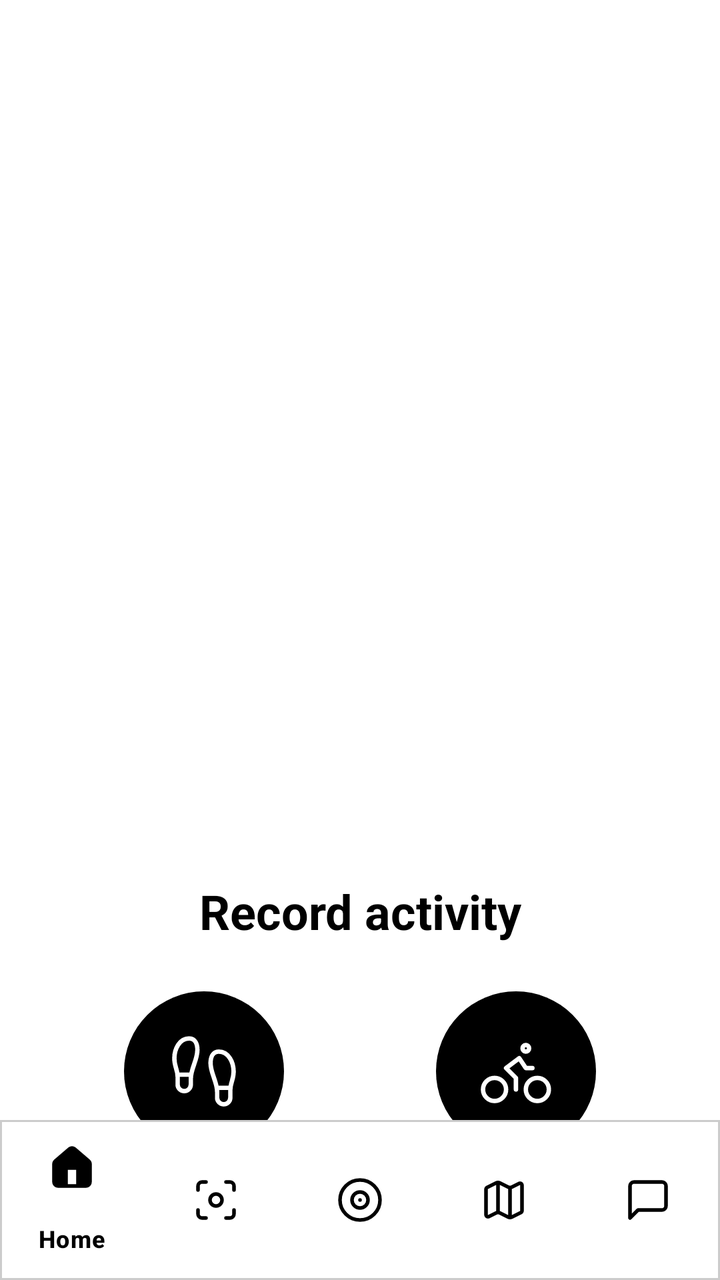
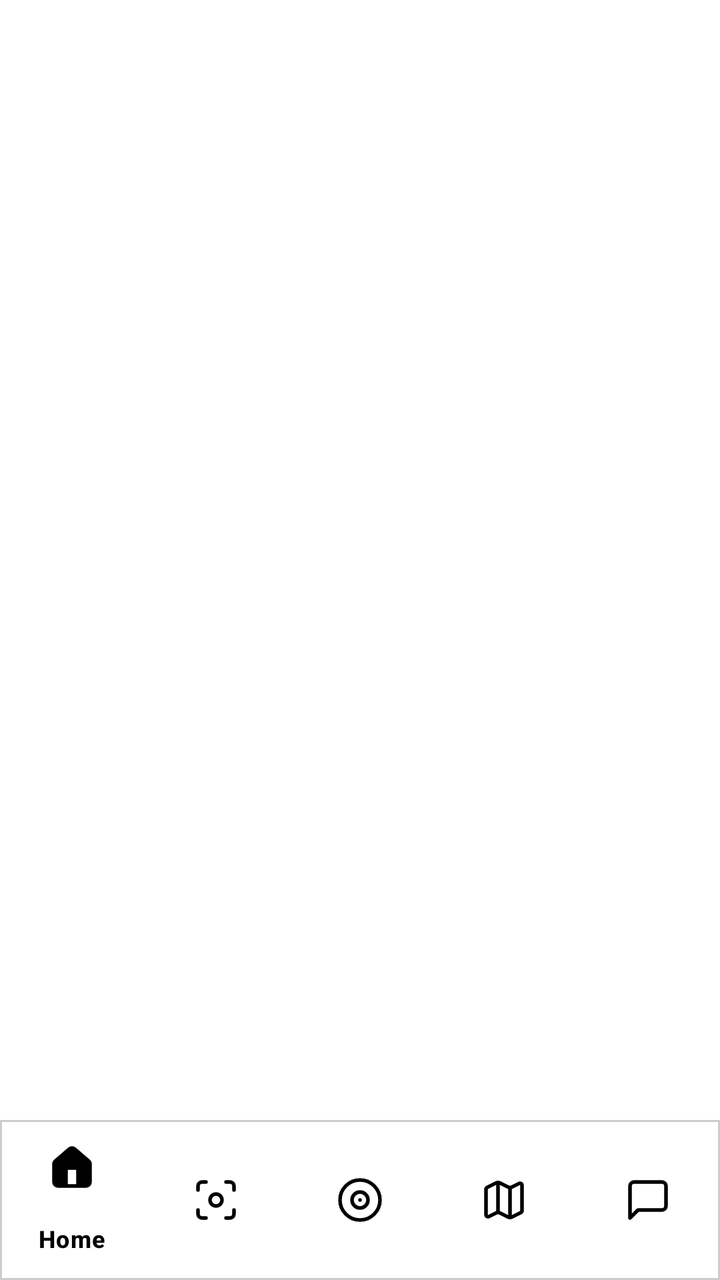

Before-and-after screenshots of an Android layout around one commit, followed by the original layout XML and the change that was made.
<!-- AndroidManifest.xml: application theme Theme.Walkfie -->
<!-- res/layout/activity_home.xml -->
<?xml version="1.0" encoding="utf-8"?>
<androidx.coordinatorlayout.widget.CoordinatorLayout
    xmlns:android="http://schemas.android.com/apk/res/android"
    xmlns:app="http://schemas.android.com/apk/res-auto"
    android:layout_width="match_parent"
    android:layout_height="match_parent">

    <FrameLayout
        android:id="@+id/fragment_container"
        android:layout_width="match_parent"
        android:layout_height="match_parent"
        android:background="@android:color/white"
        android:layout_marginBottom="?attr/actionBarSize"/>

    <com.google.android.material.bottomnavigation.BottomNavigationView
        android:id="@+id/bottomNavigation"
        android:layout_width="match_parent"
        android:layout_height="wrap_content"
        android:layout_gravity="bottom"
        android:background="@drawable/bottom_nav_outline"
        android:elevation="4dp"
        app:itemIconTint="@color/bottom_nav_icon_color"
        app:itemTextColor="@color/bottom_nav_icon_color"
        app:itemRippleColor="@android:color/transparent"
        app:itemBackground="@null"
        app:menu="@menu/bottom_nav_menu"
        app:itemActiveIndicatorStyle="@style/Widget.Design.BottomNavigationView" />

    <include
        android:id="@+id/bottom_sheet"
        layout="@layout/dialog_activity_chooser" />
</androidx.coordinatorlayout.widget.CoordinatorLayout>
<!-- res/layout/dialog_activity_chooser.xml (included above) -->
<?xml version="1.0" encoding="utf-8"?>
<LinearLayout xmlns:android="http://schemas.android.com/apk/res/android"
    xmlns:app="http://schemas.android.com/apk/res-auto"
    android:id="@+id/bottom_sheet"
    android:layout_width="match_parent"
    android:layout_height="wrap_content"
    android:orientation="vertical"
    android:padding="24dp"
    android:background="@drawable/bottom_sheet_background"
    app:behavior_hideable="false"
    app:behavior_peekHeight="auto"
    app:layout_behavior="com.google.android.material.bottomsheet.BottomSheetBehavior">

    <TextView
        android:id="@+id/tvDialogTitle"
        android:layout_width="match_parent"
        android:layout_height="wrap_content"
        android:layout_marginBottom="24dp"
        android:text="Record activity"
        android:textAlignment="center"
        android:textColor="@android:color/black"
        android:textSize="24sp"
        android:textStyle="bold" />

    <LinearLayout
        android:layout_width="match_parent"
        android:layout_height="wrap_content"
        android:gravity="center"
        android:orientation="horizontal">

        <LinearLayout
            android:layout_width="0dp"
            android:layout_height="wrap_content"
            android:layout_weight="1"
            android:gravity="center"
            android:orientation="vertical">

            <ImageView
                android:id="@+id/ivIcon1"
                android:layout_width="80dp"
                android:layout_height="80dp"
                android:layout_marginBottom="16dp"
                android:background="@drawable/circle_background_green"
                android:src="@drawable/run"
                android:scaleType="centerInside"/>

            <TextView
                android:layout_width="wrap_content"
                android:layout_height="wrap_content"
                android:text="Run"
                android:textColor="@android:color/black"
                android:textSize="18sp"
                android:textStyle="bold" />
        </LinearLayout>

        <LinearLayout
            android:layout_width="0dp"
            android:layout_height="wrap_content"
            android:layout_weight="1"
            android:gravity="center"
            android:orientation="vertical">

            <ImageView
                android:id="@+id/ivIcon2"
                android:layout_width="80dp"
                android:layout_height="80dp"
                android:layout_marginBottom="16dp"
                android:background="@drawable/circle_background_blue"
                android:src="@drawable/ride"
                android:scaleType="centerInside"/>

            <TextView
                android:layout_width="wrap_content"
                android:layout_height="wrap_content"
                android:text="Ride"
                android:textColor="@android:color/black"
                android:textSize="18sp"
                android:textStyle="bold" />
        </LinearLayout>
    </LinearLayout>

    <androidx.recyclerview.widget.RecyclerView
        android:id="@+id/recyclerViewActivities"
        android:layout_width="match_parent"
        android:layout_height="wrap_content"
        android:layout_marginTop="24dp"
        android:visibility="gone" />
</LinearLayout>
<!-- resources referenced by this layout -->
<resources>
  <!-- drawable bottom_nav_outline (drawable) -->
  <?xml version="1.0" encoding="utf-8"?>
  <layer-list xmlns:android="http://schemas.android.com/apk/res/android">
      <item>
          <shape android:shape="rectangle">
              <solid android:color="@android:color/white" /> 
              <stroke
                  android:width="1dp"
                  android:color="#CCCCCC" /> 
          </shape>
      </item>
  </layer-list>
  <!-- drawable bottom_sheet_background (drawable) -->
  <?xml version="1.0" encoding="utf-8"?>
  <shape xmlns:android="http://schemas.android.com/apk/res/android"
      android:shape="rectangle">
      <solid android:color="@android:color/white" />
      <corners android:topLeftRadius="24dp" android:topRightRadius="24dp" />
  </shape>
  <!-- drawable circle_background_blue (drawable) -->
  <?xml version="1.0" encoding="utf-8"?>
  <shape xmlns:android="http://schemas.android.com/apk/res/android"
      android:shape="oval">
      <solid android:color="@android:color/black" />
  </shape>
  <!-- drawable circle_background_green (drawable) -->
  <?xml version="1.0" encoding="utf-8"?>
  <shape xmlns:android="http://schemas.android.com/apk/res/android"
      android:shape="oval">
      <solid android:color="@android:color/black" />
  </shape>
  <!-- drawable ride (drawable) -->
  <vector xmlns:android="http://schemas.android.com/apk/res/android" android:height="40dp" android:viewportHeight="54" android:viewportWidth="54" android:width="40dp">
        
      <path android:fillColor="#00000000"
          android:pathData="M26.966,39.237V31.46L20.301,24.795L29.188,18.13L33.631,24.795H38.075M49.184,39.237C49.184,43.531 45.702,47.013 41.408,47.013C37.113,47.013 33.631,43.531 33.631,39.237C33.631,34.942 37.113,31.46 41.408,31.46C45.702,31.46 49.184,34.942 49.184,39.237ZM20.301,39.237C20.301,43.531 16.819,47.013 12.525,47.013C8.23,47.013 4.749,43.531 4.749,39.237C4.749,34.942 8.23,31.46 12.525,31.46C16.819,31.46 20.301,34.942 20.301,39.237ZM35.853,11.465C35.853,12.692 34.858,13.686 33.631,13.686C32.404,13.686 31.41,12.692 31.41,11.465C31.41,10.238 32.404,9.243 33.631,9.243C34.858,9.243 35.853,10.238 35.853,11.465Z"
          android:strokeColor="#ffffff"
          android:strokeLineCap="round"
          android:strokeLineJoin="round"
          android:strokeWidth="3"/>
      
  </vector>
  <!-- drawable run (drawable) -->
  <vector xmlns:android="http://schemas.android.com/apk/res/android" android:height="40dp" android:viewportHeight="54" android:viewportWidth="54" android:width="40dp">
        
      <path android:fillColor="#00000000"
          android:pathData="M35.87,38.126H44.757M9.209,29.239H18.096M9.209,35.904V30.616C9.209,25.906 6.921,23.684 6.987,18.13C7.054,12.087 10.298,4.8 16.985,4.8C21.14,4.8 22.54,8.799 22.54,12.576C22.54,19.485 18.096,25.151 18.096,31.861V35.904C18.096,37.083 17.628,38.213 16.795,39.046C15.961,39.879 14.831,40.348 13.653,40.348C12.474,40.348 11.344,39.879 10.51,39.046C9.677,38.213 9.209,37.083 9.209,35.904ZM44.757,44.791V39.503C44.757,34.793 47.046,32.571 46.979,27.017C46.912,20.974 43.668,13.687 36.981,13.687C32.826,13.687 31.427,17.686 31.427,21.463C31.427,28.372 35.87,34.038 35.87,40.748V44.791C35.87,45.97 36.338,47.1 37.172,47.933C38.005,48.766 39.135,49.235 40.314,49.235C41.492,49.235 42.622,48.766 43.456,47.933C44.289,47.1 44.757,45.97 44.757,44.791Z"
          android:strokeColor="#ffffff"
          android:strokeLineCap="round"
          android:strokeLineJoin="round"
          android:strokeWidth="3"/>
      
  </vector>
  <style name="Theme.Walkfie" parent="Base.Theme.Walkfie" />
  <style name="Base.Theme.Walkfie" parent="Theme.Material3.DayNight.NoActionBar">
          
          
      </style>
</resources>

<!-- the commit's change to res/layout/activity_home.xml (unified diff, before → after) -->
@@ -1,17 +1,20 @@
-<?xml version="1.0" encoding="utf-8"?>
 <androidx.coordinatorlayout.widget.CoordinatorLayout
     xmlns:android="http://schemas.android.com/apk/res/android"
     xmlns:app="http://schemas.android.com/apk/res-auto"
     android:layout_width="match_parent"
     android:layout_height="match_parent">
 
+    
     <FrameLayout
         android:id="@+id/fragment_container"
         android:layout_width="match_parent"
         android:layout_height="match_parent"
-        android:background="@android:color/white"
-        android:layout_marginBottom="?attr/actionBarSize"/>
+        android:layout_marginBottom="80dp"
+        android:background="@android:color/white" />
 
+    
+
+    
     <com.google.android.material.bottomnavigation.BottomNavigationView
         android:id="@+id/bottomNavigation"
         android:layout_width="match_parent"
@@ -26,96 +29,4 @@
         app:menu="@menu/bottom_nav_menu"
         app:itemActiveIndicatorStyle="@style/Widget.Design.BottomNavigationView" />
 
-    <include
-        android:id="@+id/bottom_sheet"
-        layout="@layout/dialog_activity_chooser" />
 </androidx.coordinatorlayout.widget.CoordinatorLayout>
-<!-- res/layout/dialog_activity_chooser.xml (included above) -->
-<?xml version="1.0" encoding="utf-8"?>
-<LinearLayout xmlns:android="http://schemas.android.com/apk/res/android"
-    xmlns:app="http://schemas.android.com/apk/res-auto"
-    android:id="@+id/bottom_sheet"
-    android:layout_width="match_parent"
-    android:layout_height="wrap_content"
-    android:orientation="vertical"
-    android:padding="24dp"
-    android:background="@drawable/bottom_sheet_background"
-    app:behavior_hideable="false"
-    app:behavior_peekHeight="auto"
-    app:layout_behavior="com.google.android.material.bottomsheet.BottomSheetBehavior">
-
-    <TextView
-        android:id="@+id/tvDialogTitle"
-        android:layout_width="match_parent"
-        android:layout_height="wrap_content"
-        android:layout_marginBottom="24dp"
-        android:text="Record activity"
-        android:textAlignment="center"
-        android:textColor="@android:color/black"
-        android:textSize="24sp"
-        android:textStyle="bold" />
-
-    <LinearLayout
-        android:layout_width="match_parent"
-        android:layout_height="wrap_content"
-        android:gravity="center"
-        android:orientation="horizontal">
-
-        <LinearLayout
-            android:layout_width="0dp"
-            android:layout_height="wrap_content"
-            android:layout_weight="1"
-            android:gravity="center"
-            android:orientation="vertical">
-
-            <ImageView
-                android:id="@+id/ivIcon1"
-                android:layout_width="80dp"
-                android:layout_height="80dp"
-                android:layout_marginBottom="16dp"
-                android:background="@drawable/circle_background_green"
-                android:src="@drawable/run"
-                android:scaleType="centerInside"/>
-
-            <TextView
-                android:layout_width="wrap_content"
-                android:layout_height="wrap_content"
-                android:text="Run"
-                android:textColor="@android:color/black"
-                android:textSize="18sp"
-                android:textStyle="bold" />
-        </LinearLayout>
-
-        <LinearLayout
-            android:layout_width="0dp"
-            android:layout_height="wrap_content"
-            android:layout_weight="1"
-            android:gravity="center"
-            android:orientation="vertical">
-
-            <ImageView
-                android:id="@+id/ivIcon2"
-                android:layout_width="80dp"
-                android:layout_height="80dp"
-                android:layout_marginBottom="16dp"
-                android:background="@drawable/circle_background_blue"
-                android:src="@drawable/ride"
-                android:scaleType="centerInside"/>
-
-            <TextView
-                android:layout_width="wrap_content"
-                android:layout_height="wrap_content"
-                android:text="Ride"
-                android:textColor="@android:color/black"
-                android:textSize="18sp"
-                android:textStyle="bold" />
-        </LinearLayout>
-    </LinearLayout>
-
-    <androidx.recyclerview.widget.RecyclerView
-        android:id="@+id/recyclerViewActivities"
-        android:layout_width="match_parent"
-        android:layout_height="wrap_content"
-        android:layout_marginTop="24dp"
-        android:visibility="gone" />
-</LinearLayout>
<!-- resource entries referenced after the edit -->
@@ -12,47 +12,6 @@
           </shape>
       </item>
   </layer-list>
-  <!-- drawable bottom_sheet_background (drawable) -->
-  <?xml version="1.0" encoding="utf-8"?>
-  <shape xmlns:android="http://schemas.android.com/apk/res/android"
-      android:shape="rectangle">
-      <solid android:color="@android:color/white" />
-      <corners android:topLeftRadius="24dp" android:topRightRadius="24dp" />
-  </shape>
-  <!-- drawable circle_background_blue (drawable) -->
-  <?xml version="1.0" encoding="utf-8"?>
-  <shape xmlns:android="http://schemas.android.com/apk/res/android"
-      android:shape="oval">
-      <solid android:color="@android:color/black" />
-  </shape>
-  <!-- drawable circle_background_green (drawable) -->
-  <?xml version="1.0" encoding="utf-8"?>
-  <shape xmlns:android="http://schemas.android.com/apk/res/android"
-      android:shape="oval">
-      <solid android:color="@android:color/black" />
-  </shape>
-  <!-- drawable ride (drawable) -->
-  <vector xmlns:android="http://schemas.android.com/apk/res/android" android:height="40dp" android:viewportHeight="54" android:viewportWidth="54" android:width="40dp">
-        
-      <path android:fillColor="#00000000"
-          android:pathData="M26.966,39.237V31.46L20.301,24.795L29.188,18.13L33.631,24.795H38.075M49.184,39.237C49.184,43.531 45.702,47.013 41.408,47.013C37.113,47.013 33.631,43.531 33.631,39.237C33.631,34.942 37.113,31.46 41.408,31.46C45.702,31.46 49.184,34.942 49.184,39.237ZM20.301,39.237C20.301,43.531 16.819,47.013 12.525,47.013C8.23,47.013 4.749,43.531 4.749,39.237C4.749,34.942 8.23,31.46 12.525,31.46C16.819,31.46 20.301,34.942 20.301,39.237ZM35.853,11.465C35.853,12.692 34.858,13.686 33.631,13.686C32.404,13.686 31.41,12.692 31.41,11.465C31.41,10.238 32.404,9.243 33.631,9.243C34.858,9.243 35.853,10.238 35.853,11.465Z"
-          android:strokeColor="#ffffff"
-          android:strokeLineCap="round"
-          android:strokeLineJoin="round"
-          android:strokeWidth="3"/>
-      
-  </vector>
-  <!-- drawable run (drawable) -->
-  <vector xmlns:android="http://schemas.android.com/apk/res/android" android:height="40dp" android:viewportHeight="54" android:viewportWidth="54" android:width="40dp">
-        
-      <path android:fillColor="#00000000"
-          android:pathData="M35.87,38.126H44.757M9.209,29.239H18.096M9.209,35.904V30.616C9.209,25.906 6.921,23.684 6.987,18.13C7.054,12.087 10.298,4.8 16.985,4.8C21.14,4.8 22.54,8.799 22.54,12.576C22.54,19.485 18.096,25.151 18.096,31.861V35.904C18.096,37.083 17.628,38.213 16.795,39.046C15.961,39.879 14.831,40.348 13.653,40.348C12.474,40.348 11.344,39.879 10.51,39.046C9.677,38.213 9.209,37.083 9.209,35.904ZM44.757,44.791V39.503C44.757,34.793 47.046,32.571 46.979,27.017C46.912,20.974 43.668,13.687 36.981,13.687C32.826,13.687 31.427,17.686 31.427,21.463C31.427,28.372 35.87,34.038 35.87,40.748V44.791C35.87,45.97 36.338,47.1 37.172,47.933C38.005,48.766 39.135,49.235 40.314,49.235C41.492,49.235 42.622,48.766 43.456,47.933C44.289,47.1 44.757,45.97 44.757,44.791Z"
-          android:strokeColor="#ffffff"
-          android:strokeLineCap="round"
-          android:strokeLineJoin="round"
-          android:strokeWidth="3"/>
-      
-  </vector>
   <style name="Theme.Walkfie" parent="Base.Theme.Walkfie" />
   <style name="Base.Theme.Walkfie" parent="Theme.Material3.DayNight.NoActionBar">
           
